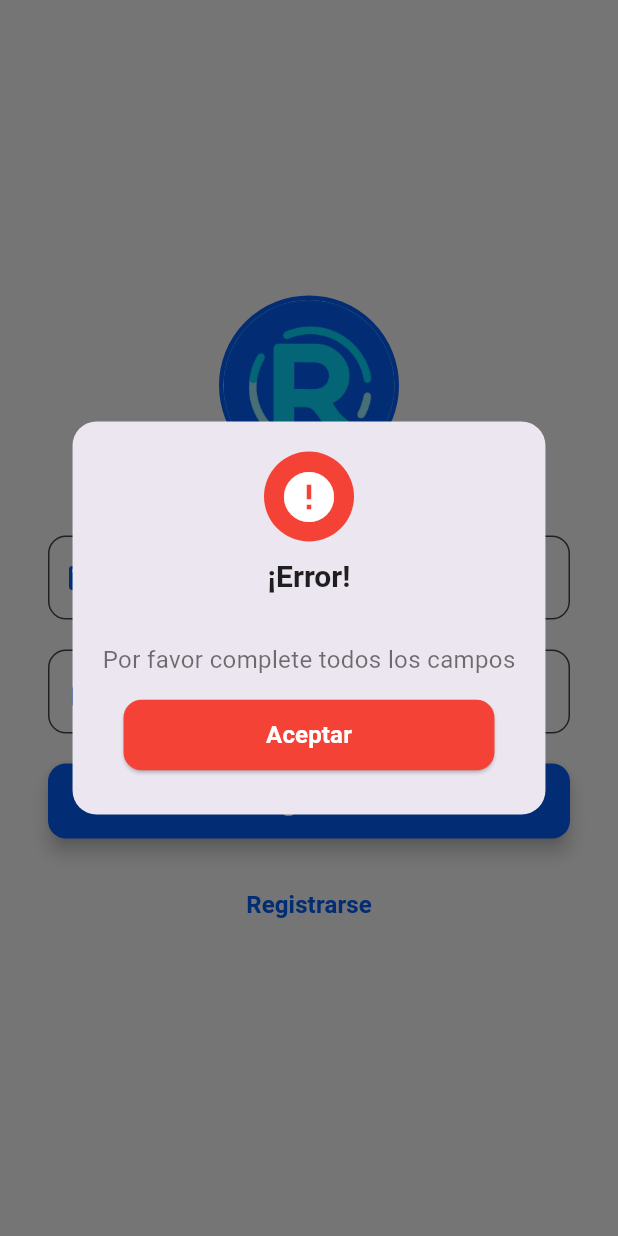
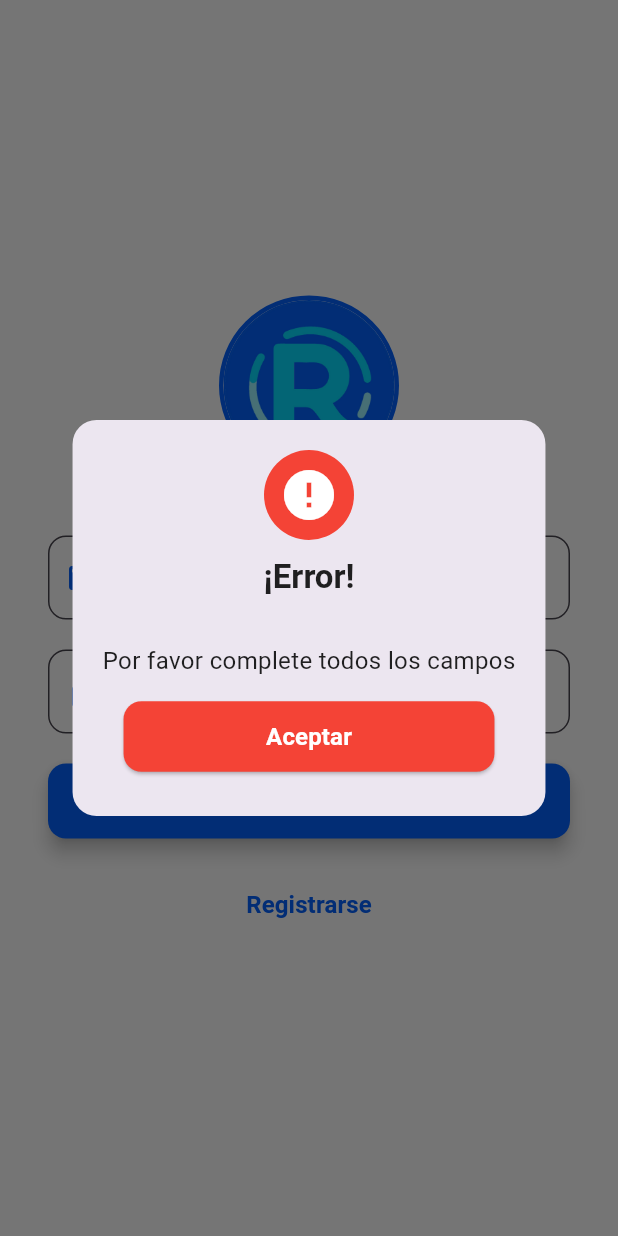
Before and after one commit to nicoloyolar/rider-mobile, a Flutter app: the screen it shows after launch, after a tap on "Ingresar", on a phone screen of 412 x 824 dp. Run offline on Flutter 3.47's test engine with Material 3 defaults, Android fonts, the phone set to English and light mode, and no system bars; our stand-ins replace geocoding, geolocator, google_maps_flutter, google_sign_in, image_picker, sqflite; accounts and stored records are empty.

Commit message:
Estandarización de temas para perfiles de usuario y driver

```diff
--- a/lib/login_screen.dart
+++ b/lib/login_screen.dart
@@ -2,8 +2,10 @@
 
 import 'package:flutter/material.dart';
 import 'package:rider/driver_screen.dart';
+import 'package:rider/main.dart';
 import 'package:rider/main_screen.dart';
 import 'package:rider/register_screen.dart';
+import 'package:rider/theme/app_theme.dart';
 import 'package:rider/widgets/custom_alert_dialog.dart';
 
 class LoginScreen extends StatefulWidget {
@@ -85,20 +87,19 @@ class _LoginScreenState extends State<LoginScreen> {
       String role = users[correo]!['role'];
 
       if (role == 'usuario') {
+        appThemeNotifier.value = AppTheme.userTheme;
         Navigator.pushReplacement(
           context,
-          MaterialPageRoute(
-            builder: (context) => ViajesScreen(userEmail: correo),
-          ),
+          MaterialPageRoute(builder: (context) => ViajesScreen(userEmail: correo)),
         );
       } else if (role == 'conductor') {
+        appThemeNotifier.value = AppTheme.driverTheme;
         Navigator.pushReplacement(
           context,
-          MaterialPageRoute(
-            builder: (context) => DriverScreen(userEmail: correo),
-          ),
+          MaterialPageRoute(builder: (context) => DriverScreen(userEmail: correo)),
         );
       }
+
     } else {
       showDialog(
         context: context,
--- a/lib/main.dart
+++ b/lib/main.dart
@@ -2,8 +2,10 @@ import 'package:flutter/material.dart';
 import 'package:rider/theme/app_theme.dart';
 import 'login_screen.dart';
 
+final ValueNotifier<ThemeData> appThemeNotifier = ValueNotifier(AppTheme.userTheme); // default
+
 void main() {
-  runApp(MyApp());
+  runApp(const MyApp());
 }
 
 class MyApp extends StatelessWidget {
@@ -11,10 +13,15 @@ class MyApp extends StatelessWidget {
 
   @override
   Widget build(BuildContext context) {
-    return MaterialApp(
-      debugShowCheckedModeBanner: false,
-      theme: AppTheme.lightTheme,
-      home: LoginScreen(),
+    return ValueListenableBuilder<ThemeData>(
+      valueListenable: appThemeNotifier,
+      builder: (context, theme, _) {
+        return MaterialApp(
+          debugShowCheckedModeBanner: false,
+          theme: theme,
+          home: const LoginScreen(),
+        );
+      },
     );
   }
 }
--- a/lib/theme/app_colors.dart
+++ b/lib/theme/app_colors.dart
@@ -1,9 +1,16 @@
 import 'package:flutter/material.dart';
 
 class AppColors {
-  static const Color primary = Color.fromARGB(255, 197, 36, 170); // Celeste principal
-  static const Color secondary = Color(0xFF00C853); // Verde acento
-  static const Color background = Color(0xFFF5F5F5); // Fondo general
+  // Colores para usuario
+  static const Color userPrimary = Color(0xFF007BFF); // Azul
+  static const Color userSecondary = Color(0xFF00C853); // Verde acento
+
+  // Colores para conductor
+  static const Color driverPrimary = Color(0xFF00CFFF); // Celeste vibrante
+  static const Color driverSecondary = Color(0xFF00E676); // Verde más vibrante
+
+  // Comunes
+  static const Color background = Color(0xFFF5F5F5);
   static const Color surface = Colors.white;
   static const Color textPrimary = Colors.black87;
   static const Color textSecondary = Colors.black45;
--- a/lib/theme/app_theme.dart
+++ b/lib/theme/app_theme.dart
@@ -3,14 +3,12 @@ import 'app_colors.dart';
 import 'app_text_styles.dart';
 
 class AppTheme {
-  static ThemeData get lightTheme {
-    return ThemeData(
-      primaryColor: AppColors.primary,
+  static ThemeData userTheme = ThemeData(
+    primaryColor: AppColors.userPrimary,
     scaffoldBackgroundColor: AppColors.background,
     appBarTheme: const AppBarTheme(
-        backgroundColor: AppColors.primary,
+      backgroundColor: AppColors.userPrimary,
       foregroundColor: Colors.white,
-        elevation: 0,
     ),
     textTheme: const TextTheme(
       titleLarge: AppTextStyles.title,
@@ -21,19 +19,37 @@ class AppTheme {
     ),
     elevatedButtonTheme: ElevatedButtonThemeData(
       style: ElevatedButton.styleFrom(
-          backgroundColor: AppColors.primary,
+        backgroundColor: AppColors.userPrimary,
         foregroundColor: Colors.white,
         shape: RoundedRectangleBorder(
           borderRadius: BorderRadius.circular(8),
         ),
       ),
     ),
-      inputDecorationTheme: const InputDecorationTheme(
-        border: OutlineInputBorder(),
-        focusedBorder: OutlineInputBorder(
-          borderSide: BorderSide(color: AppColors.primary),
+  );
+
+  static ThemeData driverTheme = ThemeData(
+    primaryColor: AppColors.driverPrimary,
+    scaffoldBackgroundColor: AppColors.background,
+    appBarTheme: const AppBarTheme(
+      backgroundColor: AppColors.driverPrimary,
+      foregroundColor: Colors.white,
+    ),
+    textTheme: const TextTheme(
+      titleLarge: AppTextStyles.title,
+      titleMedium: AppTextStyles.subtitle,
+      bodyMedium: AppTextStyles.body,
+      bodySmall: AppTextStyles.caption,
+      labelLarge: AppTextStyles.button,
+    ),
+    elevatedButtonTheme: ElevatedButtonThemeData(
+      style: ElevatedButton.styleFrom(
+        backgroundColor: AppColors.driverPrimary,
+        foregroundColor: Colors.white,
+        shape: RoundedRectangleBorder(
+          borderRadius: BorderRadius.circular(8),
+        ),
       ),
     ),
   );
 }
-}
--- a/lib/widgets/custom_alert_dialog.dart
+++ b/lib/widgets/custom_alert_dialog.dart
@@ -1,4 +1,6 @@
 import 'package:flutter/material.dart';
+import 'package:rider/theme/app_colors.dart';
+import 'package:rider/theme/app_text_styles.dart';
 
 class CustomAlertDialog extends StatelessWidget {
   final String title;
@@ -35,18 +37,14 @@ class CustomAlertDialog extends StatelessWidget {
           Text(
             title,
             textAlign: TextAlign.center,
-            style: const TextStyle(
-              fontSize: 20,
-              fontWeight: FontWeight.bold,
-              color: Colors.black87,
-            ),
+            style: AppTextStyles.title,
           ),
         ],
       ),
       content: Text(
         message,
         textAlign: TextAlign.center,
-        style: const TextStyle(fontSize: 16, color: Colors.black54),
+        style: AppTextStyles.body,
       ),
       actions: [
         Padding(
@@ -61,13 +59,9 @@ class CustomAlertDialog extends StatelessWidget {
             ),
             onPressed: onPressed,
             child: Center(
-              child: const Text(
+              child: Text(
                 'Aceptar',
-                style: TextStyle(
-                  fontSize: 16,
-                  fontWeight: FontWeight.bold,
-                  color: Colors.white,
-                ),
+                style: AppTextStyles.button,
               ),
             ),
           ),
```
Also changed, not shown: lib/main_screen.dart (+37 -94 lines), lib/mascotas_screen.dart (+192 -123 lines), lib/widgets/custom_app_bar.dart (+10 -19 lines), lib/widgets/select_rider.dart (+13 -10 lines), lib/widgets/viajes_card.dart (+12 -20 lines). Lines whose indentation alone changed are shown as unchanged.
